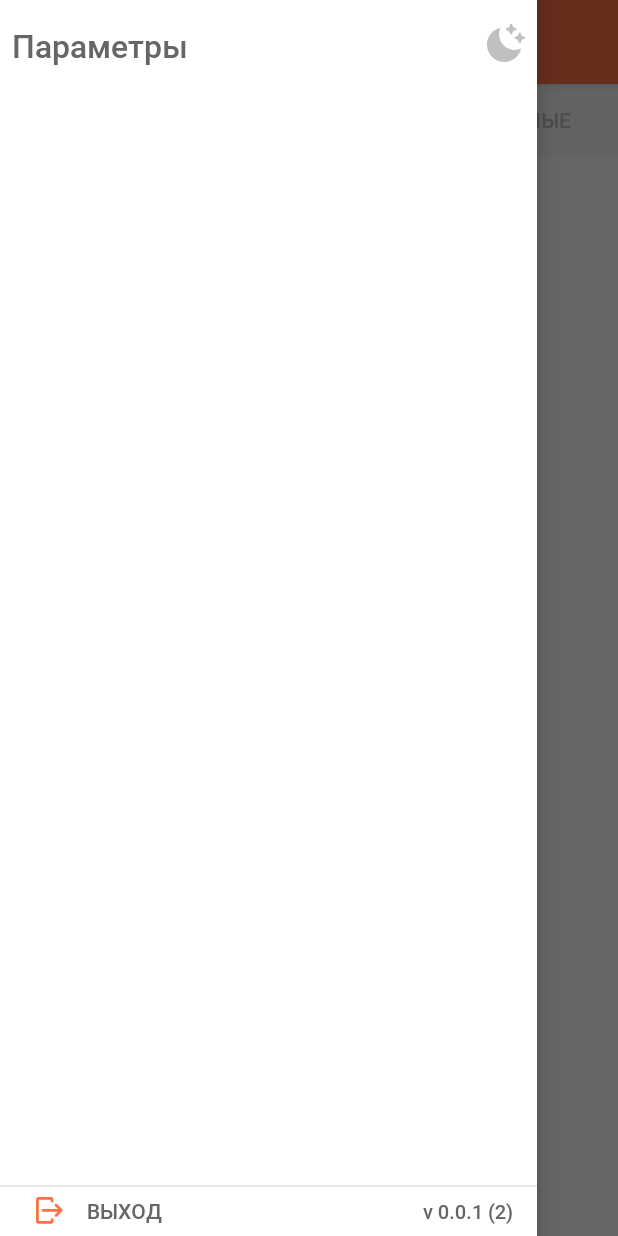
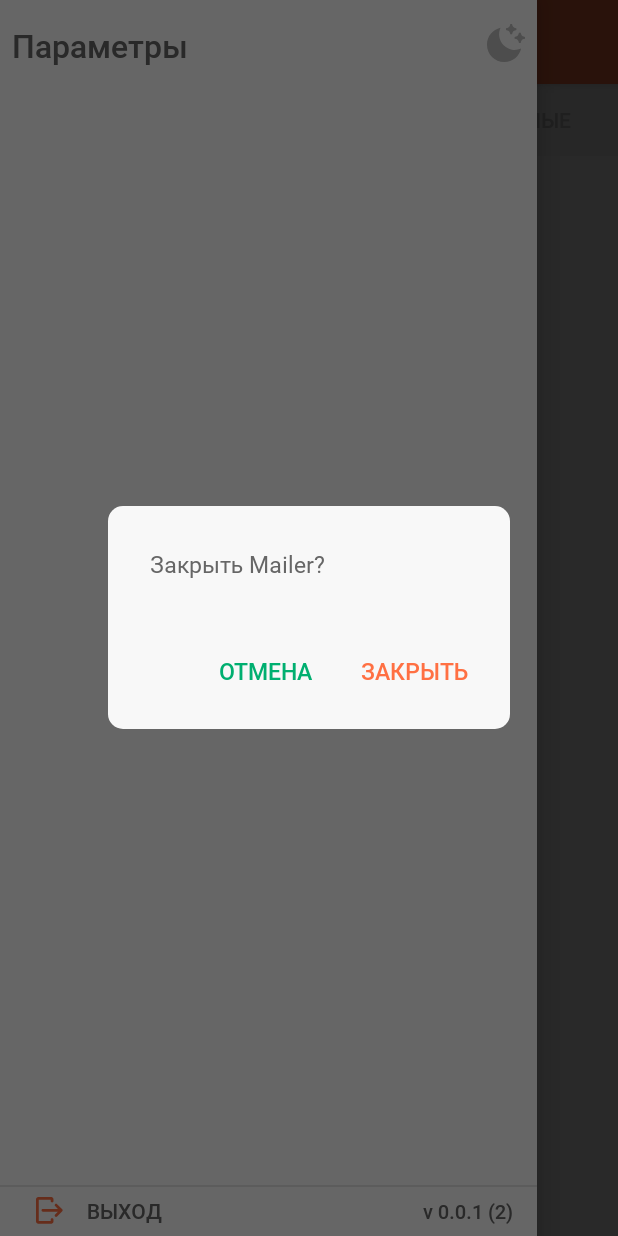
Before and after one commit to Sznv91/SV_Mailer, an Android app: the TabLayoutFragment screen opened directly, with no data from a screen before it, after a tap on "ВЫХОД", on a phone screen of 412 x 824 dp. Run offline under Robolectric (Android 15) with nearby library versions, the phone set to English and light mode, and no system bars; libraries missing offline, so code that uses them is left out: ru.evotor.framework, ru.evotor.query; 2 statements that could not run were skipped; 2 other taps on this screen came first.

Commit message:
Добавлен диалог выхода

```diff
--- /dev/null
+++ b/app/src/main/java/ru/softvillage/mailer_test/ui/dialog/ExitDialog.java
@@ -0,0 +1,116 @@
+package ru.softvillage.mailer_test.ui.dialog;
+
+import android.app.Dialog;
+import android.graphics.Point;
+import android.os.Bundle;
+import android.view.LayoutInflater;
+import android.view.View;
+import android.view.ViewGroup;
+import android.view.Window;
+import android.widget.TextView;
+
+import androidx.annotation.NonNull;
+import androidx.annotation.Nullable;
+import androidx.constraintlayout.widget.ConstraintLayout;
+import androidx.core.content.ContextCompat;
+import androidx.fragment.app.DialogFragment;
+
+import ru.softvillage.mailer_test.R;
+import ru.softvillage.mailer_test.presetner.SessionPresenter;
+
+import static android.view.Gravity.CENTER;
+
+public class ExitDialog extends DialogFragment implements View.OnClickListener {
+
+    ConstraintLayout root;
+
+    private TextView title;
+    private TextView cancel;
+    private TextView close;
+
+
+    public ExitDialog() {
+    }
+
+    public static ExitDialog newInstance() {
+        Bundle args = new Bundle();
+
+        ExitDialog fragment = new ExitDialog();
+        fragment.setArguments(args);
+        return fragment;
+    }
+
+    @NonNull
+    @Override
+    public Dialog onCreateDialog(@Nullable Bundle savedInstanceState) {
+        Dialog dialog = super.onCreateDialog(savedInstanceState);
+        dialog.setCanceledOnTouchOutside(false);
+
+        return dialog;
+    }
+
+    @Override
+    public void onStart() {
+        super.onStart();
+
+        Dialog dialog = getDialog();
+        if (dialog != null) {
+            Window window = dialog.getWindow();
+
+            if (window != null) {
+                Point size = new Point();
+                getActivity().getWindowManager().getDefaultDisplay().getSize(size);
+
+                window.setLayout(size.x - getResources().getDimensionPixelSize(R.dimen.margin_72) * 2, ViewGroup.LayoutParams.WRAP_CONTENT);
+                window.setBackgroundDrawableResource(android.R.color.transparent);
+                window.setGravity(CENTER);
+            }
+        }
+    }
+
+    @Nullable
+    @Override
+    public View onCreateView(@NonNull LayoutInflater inflater, @Nullable ViewGroup container, @Nullable Bundle savedInstanceState) {
+        return inflater.inflate(R.layout.dialog_exit, container, false);
+    }
+
+    @Override
+    public void onViewCreated(@NonNull View view, @Nullable Bundle savedInstanceState) {
+        super.onViewCreated(view, savedInstanceState);
+        root = getView().findViewById(R.id.root_exit);
+        title = getView().findViewById(R.id.title);
+        cancel = getView().findViewById(R.id.cancel);
+        close = getView().findViewById(R.id.close);
+
+        cancel.setOnClickListener(this);
+        close.setOnClickListener(this);
+    }
+
+    @Override
+    public void onResume() {
+        super.onResume();
+        updateUITheme();
+    }
+
+    @Override
+    public void onClick(View v) {
+        switch (v.getId()) {
+            case R.id.cancel:
+                dismiss();
+                break;
+            case R.id.close:
+                getActivity().finish();
+                break;
+        }
+    }
+
+    private void updateUITheme() {
+        if (SessionPresenter.getInstance().getCurrentTheme() == SessionPresenter.THEME_LIGHT) {
+            root.setBackground(ContextCompat.getDrawable(root.getContext(), R.drawable.bg_dialog));
+            title.setTextColor(ContextCompat.getColor(title.getContext(), R.color.fonts_lt));
+        } else {
+            root.setBackground(ContextCompat.getDrawable(root.getContext(), R.drawable.bg_dialog_black));
+            title.setTextColor(ContextCompat.getColor(title.getContext(), R.color.fonts_dt));
+        }
+    }
+}
--- a/app/src/main/java/ru/softvillage/mailer_test/ui/left_menu/DrawerMenuManager.java
+++ b/app/src/main/java/ru/softvillage/mailer_test/ui/left_menu/DrawerMenuManager.java
@@ -21,6 +21,7 @@ import ru.softvillage.mailer_test.BuildConfig;
 import ru.softvillage.mailer_test.R;
 import ru.softvillage.mailer_test.presetner.SessionPresenter;
 import ru.softvillage.mailer_test.ui.IMainView;
+import ru.softvillage.mailer_test.ui.dialog.ExitDialog;
 
 public class DrawerMenuManager<T extends AppCompatActivity> implements IMainView, View.OnClickListener {
 
@@ -124,6 +125,9 @@ public class DrawerMenuManager<T extends AppCompatActivity> implements IMainView
     public void onClick(View v) {
         switch (v.getId()) {
             case R.id.titleExit:
+                ExitDialog exitDialog = ExitDialog.newInstance();
+                exitDialog.setCancelable(false);
+                exitDialog.show(activity.getSupportFragmentManager(), ExitDialog.class.getSimpleName());
                 break;
             case R.id.changeThemeBottom:
                 int currentTheme = SessionPresenter.getInstance().getCurrentTheme();
--- /dev/null
+++ b/app/src/main/res/drawable/bg_dialog.xml
@@ -0,0 +1,6 @@
+<?xml version="1.0" encoding="utf-8"?>
+<shape xmlns:android="http://schemas.android.com/apk/res/android"
+    android:shape="rectangle">
+    <corners android:radius="10dp"/>
+    <solid android:color="@color/main_lt"/>
+</shape>
--- /dev/null
+++ b/app/src/main/res/drawable/bg_dialog_black.xml
@@ -0,0 +1,6 @@
+<?xml version="1.0" encoding="utf-8"?>
+<shape xmlns:android="http://schemas.android.com/apk/res/android"
+    android:shape="rectangle">
+    <corners android:radius="10dp"/>
+    <solid android:color="@color/divider_dt"/>
+</shape>
--- /dev/null
+++ b/app/src/main/res/layout/dialog_exit.xml
@@ -0,0 +1,49 @@
+<?xml version="1.0" encoding="utf-8"?>
+<androidx.constraintlayout.widget.ConstraintLayout xmlns:android="http://schemas.android.com/apk/res/android"
+    xmlns:app="http://schemas.android.com/apk/res-auto"
+    android:id="@+id/root_exit"
+    android:layout_width="match_parent"
+    android:layout_height="wrap_content"
+    android:background="@color/background_lt">
+
+    <TextView
+        android:id="@+id/title"
+        android:layout_width="wrap_content"
+        android:layout_height="wrap_content"
+        android:layout_marginStart="28dp"
+        android:layout_marginTop="28dp"
+        android:fontFamily="@font/roboto_regular"
+        android:text="@string/title_dialog_exit"
+        android:textColor="@color/fonts_lt"
+        android:textSize="@dimen/text_size_dialog"
+        app:layout_constraintStart_toStartOf="parent"
+        app:layout_constraintTop_toTopOf="parent" />
+
+    <TextView
+        android:id="@+id/close"
+        android:layout_width="wrap_content"
+        android:layout_height="wrap_content"
+        android:layout_marginTop="50dp"
+        android:layout_marginEnd="28dp"
+        android:layout_marginBottom="28dp"
+        android:fontFamily="@font/roboto_medium"
+        android:text="@string/close"
+        android:textColor="@color/header_lt"
+        android:textSize="@dimen/text_size_dialog"
+        app:layout_constraintBottom_toBottomOf="parent"
+        app:layout_constraintEnd_toEndOf="parent"
+        app:layout_constraintTop_toBottomOf="@+id/title" />
+
+    <TextView
+        android:id="@+id/cancel"
+        android:layout_width="wrap_content"
+        android:layout_height="wrap_content"
+        android:layout_marginEnd="32dp"
+        android:fontFamily="@font/roboto_medium"
+        android:text="@string/cancel"
+        android:textColor="@color/icon_lt"
+        android:textSize="@dimen/text_size_dialog"
+        app:layout_constraintBottom_toBottomOf="@+id/close"
+        app:layout_constraintEnd_toStartOf="@+id/close"
+        app:layout_constraintTop_toTopOf="@+id/close" />
+</androidx.constraintlayout.widget.ConstraintLayout>
--- a/app/src/main/res/values/dimens.xml
+++ b/app/src/main/res/values/dimens.xml
@@ -2,7 +2,9 @@
 <resources>
     <dimen name="text_size_version">13sp</dimen>
     <dimen name="text_size_left_menu">14sp</dimen>
+    <dimen name="text_size_dialog">15sp</dimen>
     <dimen name="margin_left_menu_image_or_title_16">16dp</dimen>
     <dimen name="margin_left_menu_8">8dp</dimen>
+    <dimen name="margin_72">72dp</dimen>
 
 </resources>
--- a/app/src/main/res/values/strings.xml
+++ b/app/src/main/res/values/strings.xml
@@ -7,4 +7,12 @@
     <string name="tab_send_receipt">Отправленные</string>
     <string name="navigation_drawer_open">navi_open</string>
     <string name="navigation_drawer_close">navi_close</string>
+    <string name="close">ЗАКРЫТЬ</string>
+    <string name="cancel">ОТМЕНА</string>
+    <string name="title_dialog_exit">Закрыть Mailer?</string>
+
+
+
+
+
 </resources>
```
